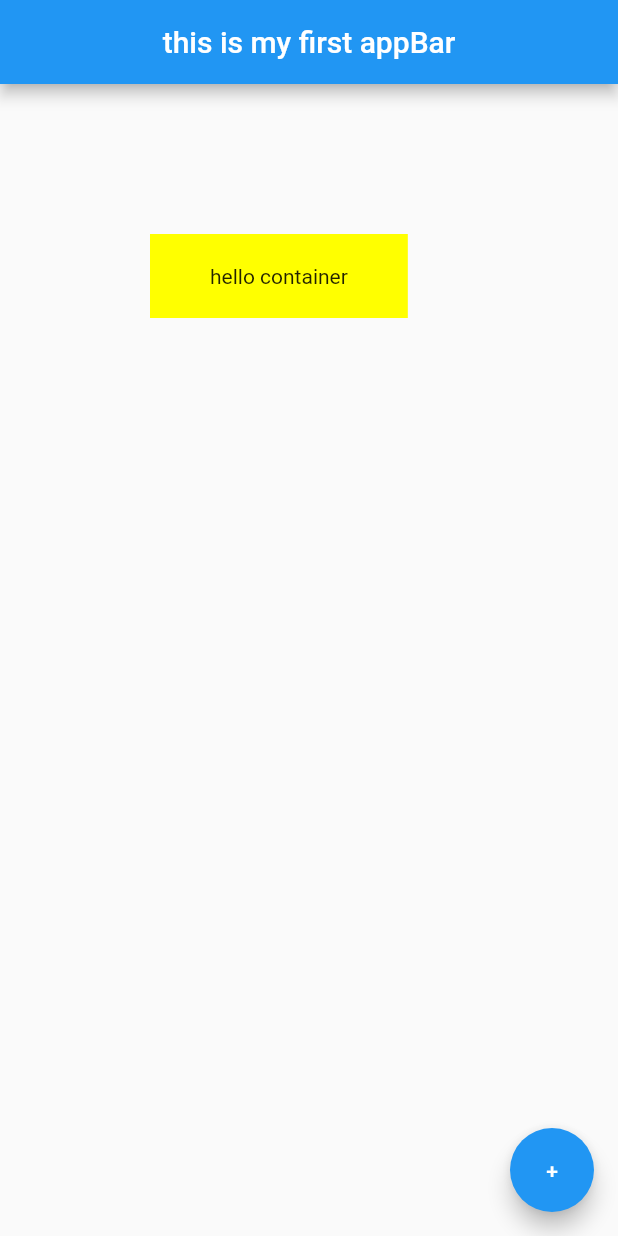
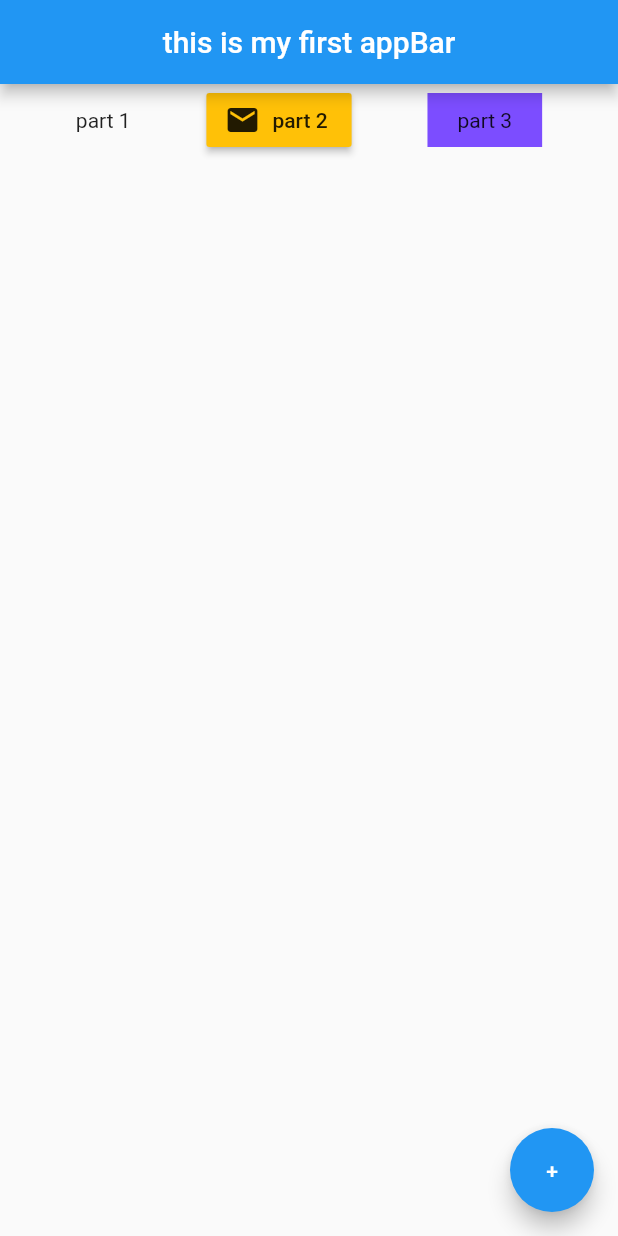
Before and after one commit to E837/First_FLutter_Repo, a Flutter app: the screen it shows after launch, on a phone screen of 412 x 824 dp. Run offline on Flutter 3.47's test engine with Material 2 defaults, Android fonts, the phone set to English and light mode, and no system bars.

Commit message:
session11 "Rows"

```diff
--- a/lib/main.dart
+++ b/lib/main.dart
@@ -12,13 +12,23 @@ class Home extends StatelessWidget {
         title: Text('this is my first appBar'),
         centerTitle: true,
       ),
-      body: Container(
-        color: Colors.yellowAccent,
-        child: Text(
-          'hello container',
-        ),
-        padding: EdgeInsets.symmetric(horizontal: 40, vertical: 20),
-        margin: EdgeInsets.all(100),
+      body: Row(
+        mainAxisAlignment: MainAxisAlignment.spaceEvenly,
+        crossAxisAlignment: CrossAxisAlignment.center,
+        children: [
+          Text('part 1'),
+          RaisedButton.icon(
+            onPressed: () {},
+            label: Text('part 2'),
+            color: Colors.amber,
+            icon: Icon(Icons.mail),
+          ),
+          Container(
+            color: Colors.deepPurpleAccent,
+            padding: EdgeInsets.symmetric(horizontal: 20, vertical: 10),
+            child: Text('part 3'),
+          ),
+        ],
       ),
       floatingActionButton: FloatingActionButton(
         child: Text('+'),
```
